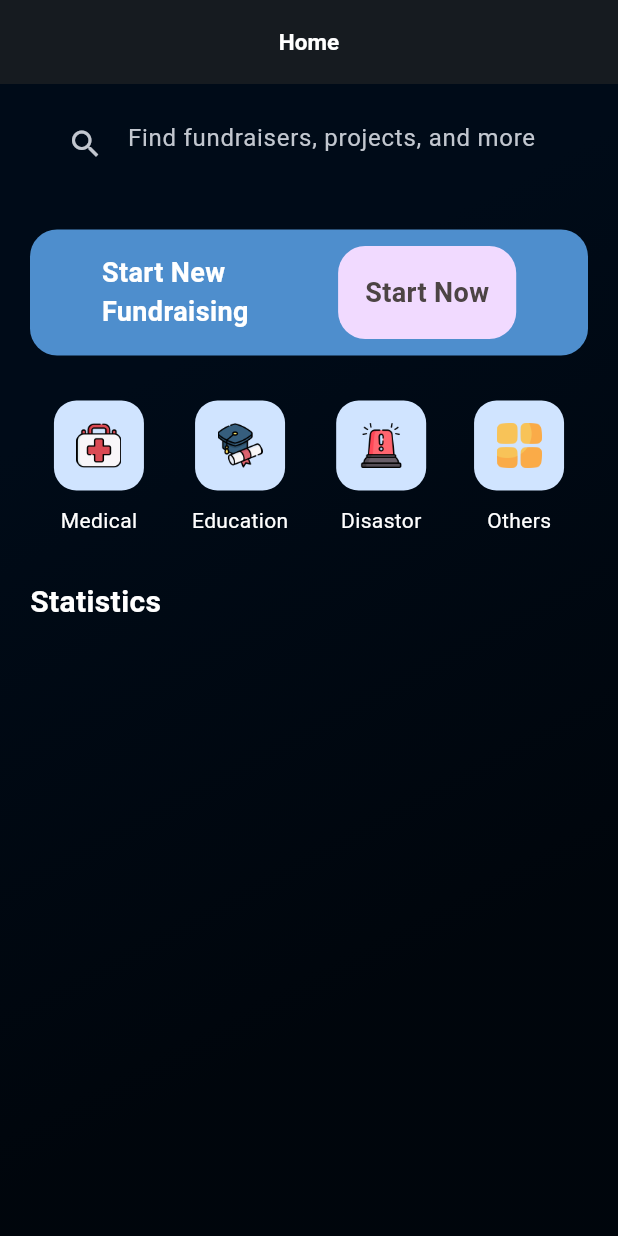
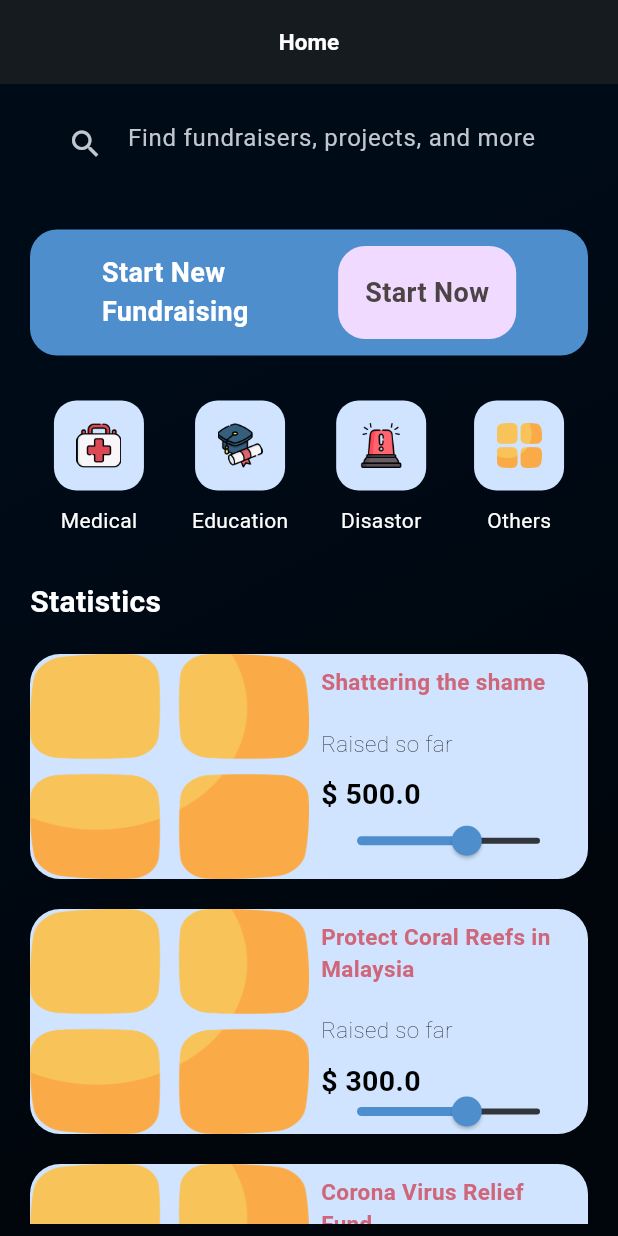
Before and after one commit to Mikku32/fundraising_fullstack, a Flutter app: the screen it shows after launch, on a phone screen of 412 x 824 dp. Run offline on Flutter 3.47's test engine with Material 3 defaults, Android fonts, the light colour scheme and no system bars; our stand-ins replace bloc, device_preview, dio, flex_color_scheme, flutter_bloc, shared_preferences.

Commit message:
casecard

```diff
--- /dev/null
+++ b/lib/home/models/projectdummy.dart
@@ -0,0 +1,106 @@
+class Project {
+  final String title;
+  final String author;
+  final double donation;
+  final String description;
+  final String imgurl;
+  final double target;
+  final String remaining;
+
+  Project(
+      {required this.title,
+      required this.author,
+      required this.donation,
+      required this.description,
+      required this.imgurl,
+      required this.target,
+      required this.remaining});
+}
+
+List<Project> dummyData = [
+  Project(
+      title: "Shattering the shame",
+      author: "John Doe",
+      donation: 500.0,
+      description:
+          "Project Guardian Angels is a heartfelt initiative aimed at creating a safe and nurturing environment for every child. We stand united against child abuse, working tirelessly to raise awareness, provide support to survivors, and implement preventive measures. Your contribution can help us build a world where every child is cherished, protected, and given the opportunity to thrive. Join us in being a guardian of hope and healing for the innocent souls who deserve a brighter and safer future than ever before .",
+      imgurl: "assets/other.png",
+      target: 2000.0,
+      remaining: "24 Days Left"),
+  Project(
+      title: "Protect Coral Reefs in Malaysia",
+      author: "Jane Smith",
+      donation: 300.0,
+      description:
+          "Reef Guardians Unite! Our project, Ocean Harmony, is dedicated to protecting and preserving coral reefs, the vibrant and essential ecosystems of our oceans. With your support, we're actively engaged in reef restoration efforts, raising awareness about the importance of coral reefs, and implementing sustainable practices to ensure their longevity. Together, we can be the guardians of these underwater wonders, fostering a healthy marine environment for generations to come. Join us in creating a tide of positive change and safeguarding the beauty and biodiversity of our oceans.",
+      imgurl: "assets/other.png",
+      target: 10000.0,
+      remaining: "2 Days Left"),
+  Project(
+      title: "Corona Virus Relief Fund",
+      author: "David Johnson",
+      donation: 100.0,
+      description:
+          """The Unity Against COVID-19 Relief Fund has emerged as a beacon of hope in these challenging times, striving to alleviate the hardships faced by individuals and families affected by the ongoing pandemic. Our ambitious fundraising target of 500,000 is a testament to our commitment to making a meaningful impact. Currently standing at 120,000, every dollar raised contributes directly to the well-being of those in need.
+
+      This relief fund has already reached 150 families and 500 individuals across diverse age groups, occupations, and geographical locations. Our support extends beyond financial aid, encompassing crucial areas such as medical assistance, covering COVID-19 testing, treatment, and related expenses. Basic needs like food, hygiene products, and utilities are addressed, ensuring that no one is left vulnerable in the face of this global crisis. Moreover, educational programs and awareness initiatives are funded to empower communities with the knowledge necessary for safeguarding against the virus.
+
+      The relief fund is a conduit for impactful change, exemplified through touching stories of assistance. The Johnson family, grappling with job loss, found solace in our financial aid for medical bills and groceries. In another instance, elderly individuals in assisted living facilities were provided with tablets, fostering virtual communication to combat the isolating effects of the pandemic.Corporate sponsorships from esteemed partners like XYZ Corporation and the ABC Foundation underscore the collective effort to combat the pandemic's multifaceted challenges. Events such as the Virtual 5K Run and Online Auction have not only raised funds but have also united communities in a shared commitment to overcoming adversity.As we navigate these uncertain times together, the Unity Against COVID-19 Relief Fund stands as a testament to the resilience and compassion of individuals and organizations alike. With your continued support, we are poised to make a lasting impact and help communities emerge stronger on the other side of this global crisis.""",
+      imgurl: "assets/other.png",
+      target: 500.0,
+      remaining: "5 Days Left"),
+  Project(
+      title: "Rescue Abandoned Birds",
+      author: "Amanda White",
+      donation: 700.0,
+      description:
+          "Wings of Compassion: Rescuing Abandoned Birds is a heartfelt initiative committed to providing a haven for our feathered friends. Abandoned, injured, or orphaned, these birds deserve a second chance. Our project focuses on rescue, rehabilitation, and release, ensuring that every bird receives the care and support needed to spread its wings once more. With your support, we can build aviaries, provide medical care, and create awareness about responsible bird ownership. Join us in being the voice for these abandoned souls, giving them a chance to soar high and fill the sky with their beauty.",
+      imgurl: "assets/other.png",
+      target: 1500.0,
+      remaining: "10 Hours Left"),
+  Project(
+      title: "Oceans of Change",
+      author: "Michael Anderson",
+      donation: 450.0,
+      description:
+          "Embark on a journey with us as we strive to create 'Oceans of Change.' Our mission is to preserve and protect marine life through innovative and sustainable practices. Your generous donation will fund critical initiatives such as marine conservation, habitat restoration, and scientific research. Together, we can ensure that our oceans thrive for generations to come, providing a healthy and balanced environment for countless species. Join us in making a lasting impact on the future of our oceans and the delicate ecosystems they harbor.",
+      imgurl: "assets/other.png",
+      target: 15000.0,
+      remaining: "2 Months Left"),
+  Project(
+      title: "Hope for Homeless",
+      author: "Emily Rodriguez",
+      donation: 200.0,
+      description:
+          "In the heart of our cities, countless individuals face the harsh reality of homelessness every day. 'Hope for Homeless' is a beacon of compassion, aiming to provide shelter, warmth, and support to those in need. Your contribution will directly impact our efforts to build shelters, offer essential resources, and create pathways for individuals to regain independence. Together, let's bring hope to those who need it most and work towards a future where homelessness is a distant memory.",
+      imgurl: "assets/other.png",
+      target: 8000.0,
+      remaining: "30 Days Left"),
+  Project(
+      title: "Empower Her Dreams",
+      author: "Sophia Turner",
+      donation: 600.0,
+      description:
+          "Every girl deserves the opportunity to dream and achieve her fullest potential. 'Empower Her Dreams' is a commitment to supporting education for underprivileged girls, breaking down barriers that hinder their growth. Your generous support will fund scholarships, educational programs, and mentorship initiatives. Join us in empowering these young minds, providing them with the tools and knowledge to shape a brighter future for themselves and their communities.",
+      imgurl: "assets/other.png",
+      target: 20000.0,
+      remaining: "1 Month Left"),
+  Project(
+      title: "Feeding Futures",
+      author: "Robert Foster",
+      donation: 350.0,
+      description:
+          "In the fight against hunger, 'Feeding Futures' is a rallying call to create sustainable solutions and nourish communities in need. Your contribution will support initiatives such as community gardens, agricultural training, and food distribution programs. Together, we can break the cycle of hunger and create a future where everyone has access to nutritious food. Join us in feeding not only stomachs but also the potential and dreams of those striving for a brighter tomorrow.",
+      imgurl: "assets/other.png",
+      target: 12000.0,
+      remaining: "3 Months Left"),
+  Project(
+      title: "Paws for a Cause",
+      author: "Jessica Walker",
+      donation: 180.0,
+      description:
+          "Join us on a mission to make a difference in the lives of our furry friends with 'Paws for a Cause.' Our project focuses on rescuing and caring for abandoned animals, providing them with love, shelter, and a chance for a new beginning. Your contribution will directly impact our efforts to operate animal shelters, fund veterinary care, and promote responsible pet ownership. Together, let's create a world where every paw finds a loving home and every animal gets the second chance they deserve.",
+      imgurl: "assets/other.png",
+      target: 7500.0,
+      remaining: "5 Days Left")
+];
--- a/lib/home/views/home_page.dart
+++ b/lib/home/views/home_page.dart
@@ -1,5 +1,7 @@
 import 'package:flutter/material.dart';
 import 'package:fundraising_fullstack/bg_gradient.dart';
+import 'package:fundraising_fullstack/home/models/projectdummy.dart';
+import 'package:fundraising_fullstack/home/widgets/casecard.dart';
 
 import 'package:fundraising_fullstack/home/widgets/category_widget.dart';
 
@@ -127,7 +129,14 @@ class HomePage extends StatelessWidget {
                         fontWeight: FontWeight.bold,
                         fontSize: 20,
                       ),
-                    )
+                    ),
+                    const SizedBox(
+                      height: 20,
+                    ),
+                    for (final project in dummyData)
+                      CaseCard(
+                        project: project,
+                      ),
                   ]),
             ),
           ),
--- /dev/null
+++ b/lib/home/widgets/casecard.dart
@@ -0,0 +1,89 @@
+import 'package:flutter/material.dart';
+import 'package:fundraising_fullstack/home/models/projectdummy.dart';
+
+class CaseCard extends StatelessWidget {
+  const CaseCard({
+    super.key,
+    required this.project,
+  });
+
+  final Project project;
+
+  @override
+  Widget build(BuildContext context) {
+    return InkWell(
+      onTap: () {},
+      child: Container(
+        height: 150,
+        margin: const EdgeInsets.only(bottom: 20),
+        width: double.maxFinite,
+        decoration: BoxDecoration(
+          color: Theme.of(context).colorScheme.onPrimaryContainer,
+          borderRadius: BorderRadius.circular(20),
+        ),
+        child: Row(
+          mainAxisSize: MainAxisSize.max,
+          children: [
+            Expanded(
+              child: ClipRRect(
+                borderRadius: BorderRadius.circular(20),
+                child: Hero(
+                  tag: project.imgurl,
+                  child: Image.asset(
+                    project.imgurl,
+                    height: double.maxFinite,
+                    width: double.maxFinite,
+                    fit: BoxFit.fill,
+                  ),
+                ),
+              ),
+            ),
+            Expanded(
+              child: Padding(
+                padding: const EdgeInsets.all(8.0),
+                child: Column(
+                  crossAxisAlignment: CrossAxisAlignment.start,
+                  children: [
+                    Text(project.title,
+                        style: TextStyle(
+                            fontSize: 15,
+                            fontWeight: FontWeight.bold,
+                            color: Theme.of(context).colorScheme.error)),
+                    SizedBox(
+                      height: 20,
+                    ),
+                    Text(
+                      'Raised so far',
+                      style: TextStyle(
+                        fontSize: 15,
+                        fontWeight: FontWeight.w200,
+                        color: Colors.black,
+                      ),
+                    ),
+                    SizedBox(
+                      height: 10,
+                    ),
+                    Text('\$ ${project.donation}',
+                        style: TextStyle(
+                          fontSize: 19,
+                          fontWeight: FontWeight.bold,
+                          color: Colors.black,
+                        )),
+                    Expanded(
+                      child: Slider(
+                        min: 0.0,
+                        max: 100.0,
+                        value: 60.0,
+                        onChanged: (value) {},
+                      ),
+                    )
+                  ],
+                ),
+              ),
+            ),
+          ],
+        ),
+      ),
+    );
+  }
+}
```
